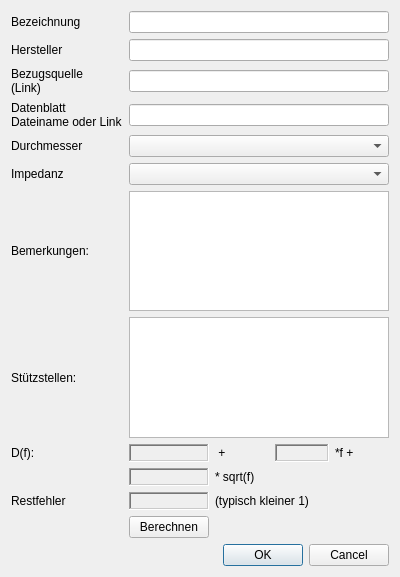
Old version of the form cabledialog.ui in the repository DL4MW/attcalc.
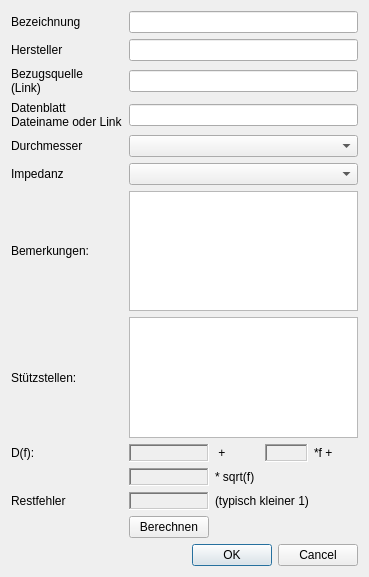
New version of the form.

```diff
--- a/cabledialog.ui
+++ b/cabledialog.ui
@@ -6,7 +6,7 @@
    <rect>
     <x>0</x>
     <y>0</y>
-    <width>400</width>
+    <width>369</width>
     <height>577</height>
    </rect>
   </property>
```
Left out of the diff: 20 changed lines with no effect on the pictures.
